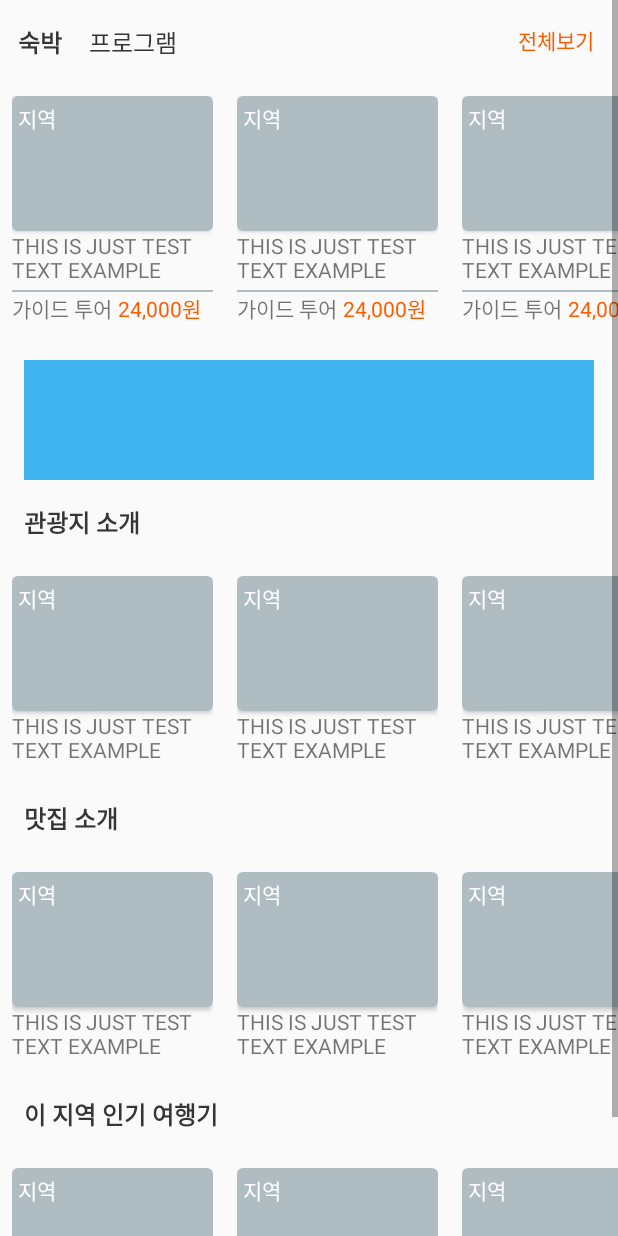
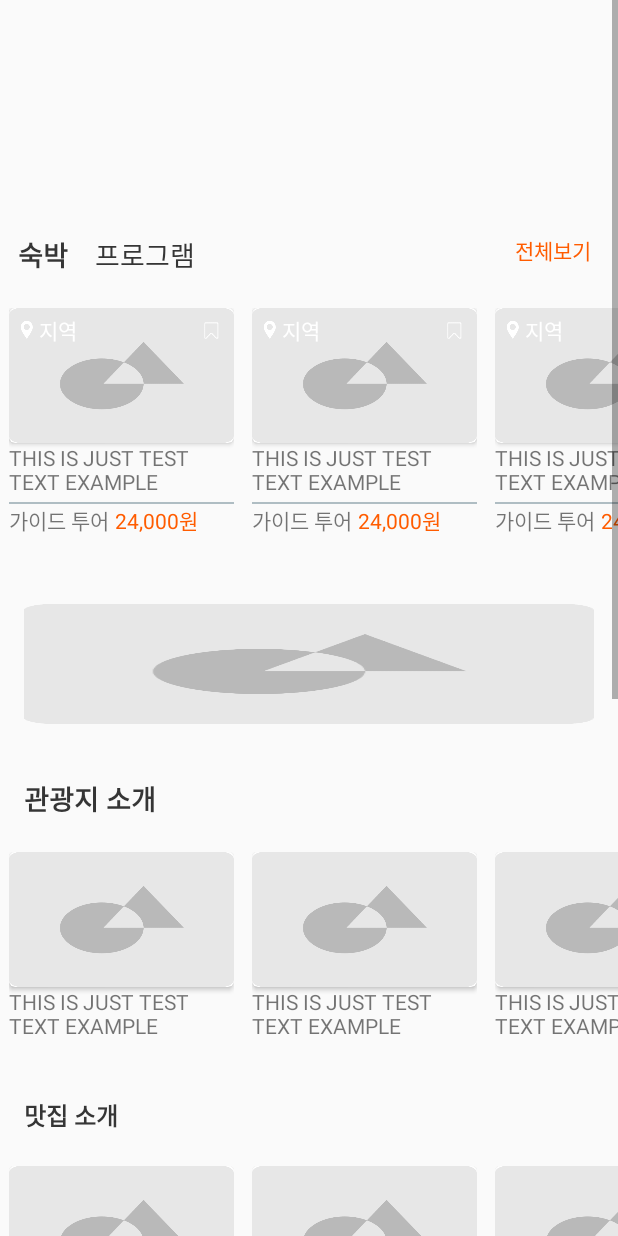
Before and after one commit to mtjin/NoMoneyTrip, an Android app: the layout fragment_ticket_off.xml on its own in the app's theme, with its tools: preview values and no code run, on a phone screen of 412 x 824 dp. Run offline under Robolectric (Android 15) with nearby library versions, the phone set to English and light mode, and no system bars.

Commit message:
[res, layout] change layout xml

```diff
--- a/NoMoneyTrip/app/src/main/res/layout/activity_main.xml
+++ b/NoMoneyTrip/app/src/main/res/layout/activity_main.xml
@@ -34,7 +34,7 @@
         <com.google.android.material.bottomnavigation.BottomNavigationView
             android:id="@+id/main_bottom_navigation"
             android:layout_width="match_parent"
-            android:layout_height="60dp"
+            android:layout_height="54dp"
             android:background="@color/colorWhiteBlue"
             app:itemIconTint="@color/colorWhite"
             app:itemTextColor="@color/colorWhite"
--- a/NoMoneyTrip/app/src/main/res/layout/fragment_ticket_off.xml
+++ b/NoMoneyTrip/app/src/main/res/layout/fragment_ticket_off.xml
@@ -18,7 +18,7 @@
             <androidx.recyclerview.widget.RecyclerView
                 android:id="@+id/rv_toplocal"
                 android:layout_width="match_parent"
-                android:layout_height="wrap_content"
+                android:layout_height="140dp"
                 android:orientation="horizontal"
                 app:layoutManager="androidx.recyclerview.widget.LinearLayoutManager"
                 app:layout_constraintEnd_toEndOf="parent"
@@ -33,7 +33,7 @@
                 android:layout_marginTop="16dp"
                 android:text="숙박"
                 android:textColor="@color/colorWhiteBlack"
-                android:textSize="16sp"
+                android:textSize="18sp"
                 android:textStyle="bold"
                 app:layout_constraintStart_toStartOf="parent"
                 app:layout_constraintTop_toBottomOf="@id/rv_toplocal" />
@@ -44,7 +44,7 @@
                 android:layout_marginStart="18dp"
                 android:text="프로그램"
                 android:textColor="@color/colorWhiteBlack"
-                android:textSize="16sp"
+                android:textSize="18sp"
                 app:layout_constraintStart_toEndOf="@id/tv_lodgment"
                 app:layout_constraintTop_toBottomOf="@id/rv_toplocal"
                 app:layout_constraintTop_toTopOf="@id/tv_lodgment" />
@@ -52,7 +52,7 @@
             <TextView
                 android:layout_width="wrap_content"
                 android:layout_height="wrap_content"
-                android:layout_marginEnd="16dp"
+                android:layout_marginEnd="18sp"
                 android:text="전체보기"
                 android:textColor="@color/colorOrange"
                 app:layout_constraintEnd_toEndOf="parent"
@@ -73,21 +73,22 @@
                 android:layout_width="match_parent"
                 android:layout_height="80dp"
                 android:layout_marginStart="16dp"
-                android:layout_marginTop="16dp"
+                android:layout_marginTop="39dp"
                 android:layout_marginEnd="16dp"
-                android:background="@color/colorWhiteBlue"
+                android:scaleType="fitXY"
                 app:layout_constraintEnd_toEndOf="parent"
                 app:layout_constraintStart_toStartOf="parent"
-                app:layout_constraintTop_toBottomOf="@id/rv_lodgments" />
+                app:layout_constraintTop_toBottomOf="@id/rv_lodgments"
+                tools:src="@drawable/img_product" />
 
             <TextView
                 android:id="@+id/tv_tour_introduce"
                 android:layout_width="wrap_content"
                 android:layout_height="wrap_content"
-                android:layout_marginTop="16dp"
+                android:layout_marginTop="36dp"
                 android:text="관광지 소개"
                 android:textColor="@color/colorWhiteBlack"
-                android:textSize="16sp"
+                android:textSize="18sp"
                 android:textStyle="bold"
                 app:layout_constraintStart_toStartOf="@id/iv_tip"
                 app:layout_constraintTop_toBottomOf="@id/iv_tip" />
@@ -99,6 +100,8 @@
                 android:layout_marginTop="16dp"
                 android:orientation="horizontal"
                 app:layoutManager="androidx.recyclerview.widget.LinearLayoutManager"
+                app:layout_constraintEnd_toEndOf="parent"
+                app:layout_constraintStart_toStartOf="parent"
                 app:layout_constraintTop_toBottomOf="@id/tv_tour_introduce"
                 tools:listitem="@layout/item_normal_tour" />
 
@@ -106,7 +109,7 @@
                 android:id="@+id/tv_restaurant_introduce"
                 android:layout_width="wrap_content"
                 android:layout_height="wrap_content"
-                android:layout_marginTop="16dp"
+                android:layout_marginTop="32dp"
                 android:text="맛집 소개"
                 android:textColor="@color/colorWhiteBlack"
                 android:textSize="16sp"
@@ -128,10 +131,10 @@
                 android:id="@+id/tv_local_popular_tour"
                 android:layout_width="wrap_content"
                 android:layout_height="wrap_content"
-                android:layout_marginTop="16dp"
+                android:layout_marginTop="32dp"
                 android:text="이 지역 인기 여행기"
                 android:textColor="@color/colorWhiteBlack"
-                android:textSize="16sp"
+                android:textSize="18sp"
                 android:textStyle="bold"
                 app:layout_constraintStart_toStartOf="@id/iv_tip"
                 app:layout_constraintTop_toBottomOf="@id/rv_restaurants" />
@@ -142,10 +145,21 @@
                 android:layout_height="wrap_content"
                 android:layout_marginTop="16dp"
                 android:layout_marginBottom="16dp"
-                android:orientation="horizontal"
+                android:orientation="vertical"
                 app:layoutManager="androidx.recyclerview.widget.LinearLayoutManager"
                 app:layout_constraintTop_toBottomOf="@id/tv_local_popular_tour"
+                tools:itemCount="3"
                 tools:listitem="@layout/item_normal_tour" />
+
+            <androidx.appcompat.widget.AppCompatImageView
+                android:layout_width="wrap_content"
+                android:layout_height="wrap_content"
+                android:layout_marginTop="17dp"
+                android:layout_marginBottom="16dp"
+                app:layout_constraintEnd_toEndOf="parent"
+                app:layout_constraintStart_toStartOf="parent"
+                app:layout_constraintTop_toBottomOf="@id/rv_local_popular_tours"
+                app:srcCompat="@drawable/every_view" />
         </androidx.constraintlayout.widget.ConstraintLayout>
     </ScrollView>
 </layout>
--- a/NoMoneyTrip/app/src/main/res/layout/item_guide_tour.xml
+++ b/NoMoneyTrip/app/src/main/res/layout/item_guide_tour.xml
@@ -10,7 +10,7 @@
     <androidx.constraintlayout.widget.ConstraintLayout
         android:layout_width="150dp"
         android:layout_height="wrap_content"
-        android:padding="8dp">
+        android:layout_margin="6dp">
 
         <androidx.cardview.widget.CardView
             android:id="@+id/cv_cardview"
@@ -23,13 +23,14 @@
 
             <FrameLayout
                 android:layout_width="match_parent"
-                android:layout_height="90dp"
-                android:background="@color/colorWhiteGray">
+                android:layout_height="90dp">
 
                 <ImageView
                     android:id="@+id/iv_image"
                     android:layout_width="match_parent"
-                    android:layout_height="match_parent" />
+                    android:layout_height="match_parent"
+                    android:scaleType="fitXY"
+                    tools:src="@drawable/img_product" />
 
                 <TextView
                     android:id="@+id/tv_local"
@@ -37,8 +38,15 @@
                     android:layout_height="wrap_content"
                     android:layout_marginStart="4dp"
                     android:layout_marginTop="4dp"
+                    android:drawableLeft="@drawable/ic_location"
                     android:text="지역"
                     android:textColor="@color/colorWhite" />
+
+                <androidx.appcompat.widget.AppCompatImageView
+                    android:layout_width="30dp"
+                    android:layout_height="30dp"
+                    android:layout_gravity="end"
+                    app:srcCompat="@drawable/ic_save_white_off" />
             </FrameLayout>
         </androidx.cardview.widget.CardView>
 
@@ -47,6 +55,7 @@
             android:layout_width="120dp"
             android:layout_height="wrap_content"
             android:maxLines="2"
+            android:textSize="14sp"
             app:layout_constraintStart_toStartOf="parent"
             app:layout_constraintTop_toBottomOf="@id/cv_cardview"
             tools:text="THIS IS JUST TEST TEXT EXAMPLE" />
@@ -56,6 +65,7 @@
             android:layout_width="match_parent"
             android:layout_height="1dp"
             android:layout_marginTop="4dp"
+            android:layout_marginBottom="4dp"
             android:background="@color/colorWhiteGray"
             app:layout_constraintTop_toBottomOf="@id/tv_title" />
 
@@ -63,6 +73,7 @@
             android:id="@+id/tv_sub_title"
             android:layout_width="wrap_content"
             android:layout_height="wrap_content"
+            android:textSize="14sp"
             app:layout_constraintStart_toStartOf="parent"
             app:layout_constraintTop_toBottomOf="@id/view_line"
             tools:text="가이드 투어" />
@@ -73,6 +84,7 @@
             android:layout_height="wrap_content"
             android:layout_marginLeft="4dp"
             android:textColor="@color/colorOrange"
+            android:textSize="14sp"
             app:layout_constraintStart_toEndOf="@id/tv_sub_title"
             app:layout_constraintTop_toBottomOf="@id/view_line"
             tools:text="24,000원" />
--- a/NoMoneyTrip/app/src/main/res/layout/item_normal_tour.xml
+++ b/NoMoneyTrip/app/src/main/res/layout/item_normal_tour.xml
@@ -10,7 +10,7 @@
     <androidx.constraintlayout.widget.ConstraintLayout
         android:layout_width="150dp"
         android:layout_height="wrap_content"
-        android:padding="8dp">
+        android:layout_margin="6dp">
 
         <androidx.cardview.widget.CardView
             android:id="@+id/cv_cardview"
@@ -23,22 +23,14 @@
 
             <FrameLayout
                 android:layout_width="match_parent"
-                android:layout_height="90dp"
-                android:background="@color/colorWhiteGray">
+                android:layout_height="90dp">
 
                 <ImageView
                     android:id="@+id/iv_image"
                     android:layout_width="match_parent"
-                    android:layout_height="match_parent" />
-
-                <TextView
-                    android:id="@+id/tv_local"
-                    android:layout_width="wrap_content"
-                    android:layout_height="wrap_content"
-                    android:layout_marginStart="4dp"
-                    android:layout_marginTop="4dp"
-                    android:text="지역"
-                    android:textColor="@color/colorWhite" />
+                    android:layout_height="match_parent"
+                    android:scaleType="fitXY"
+                    tools:src="@drawable/img_product" />
             </FrameLayout>
         </androidx.cardview.widget.CardView>
 
@@ -47,6 +39,7 @@
             android:layout_width="120dp"
             android:layout_height="wrap_content"
             android:maxLines="2"
+            android:textSize="14sp"
             app:layout_constraintStart_toStartOf="parent"
             app:layout_constraintTop_toBottomOf="@id/cv_cardview"
             tools:text="THIS IS JUST TEST TEXT EXAMPLE" />
```
Also changed, not shown: NoMoneyTrip/app/src/main/res/layout/fragment_home.xml (+28 -18 lines).
